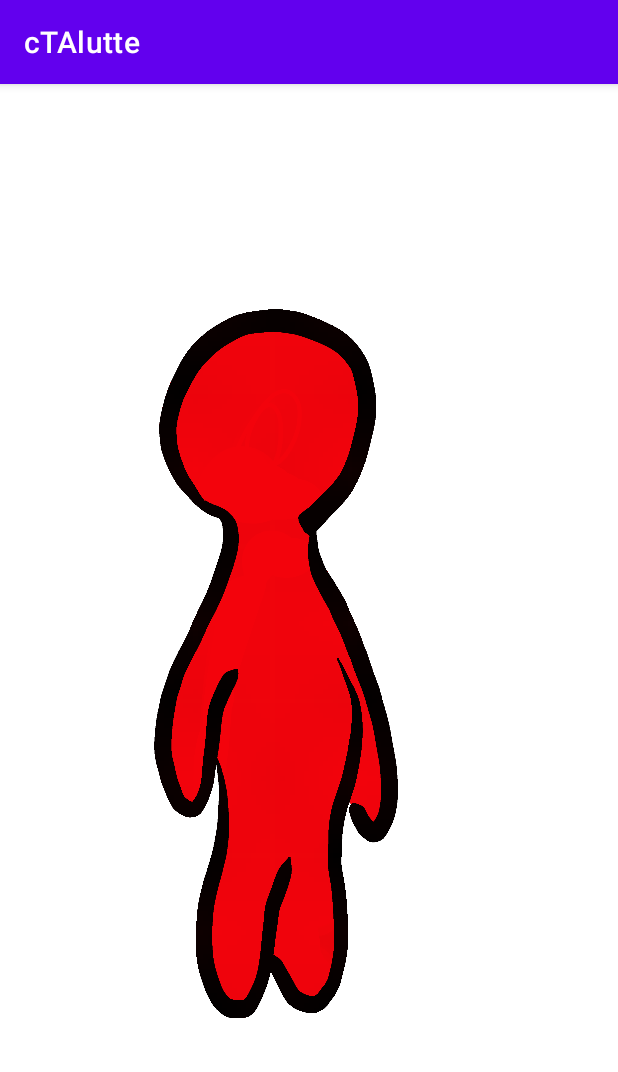
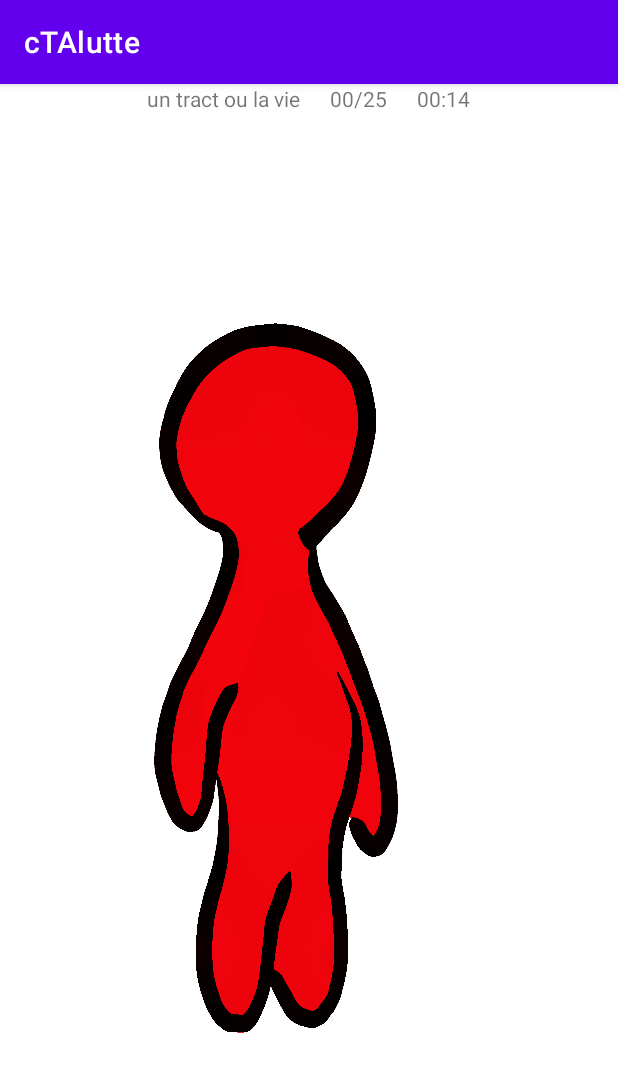
Before and after one commit to ArnoVoxel/cTAlutte, an Android app: the screen it shows after launch (MainActivity), on a phone screen of 412 x 824 dp. Shown: the top 1072 px of the screen. Run offline under Robolectric (Android 15) with nearby library versions, the phone set to English and light mode, and no system bars.

Commit message:
test d'un fragment pour le menu mais en java

```diff
--- a/app/build.gradle
+++ b/app/build.gradle
@@ -22,6 +22,7 @@ android {
             proguardFiles getDefaultProguardFile('proguard-android-optimize.txt'), 'proguard-rules.pro'
         }
     }
+
     compileOptions {
         sourceCompatibility JavaVersion.VERSION_1_8
         targetCompatibility JavaVersion.VERSION_1_8
@@ -38,6 +39,7 @@ dependencies {
     implementation 'com.google.android.material:material:1.6.0'
     implementation 'androidx.constraintlayout:constraintlayout:2.1.3'
     implementation 'pl.droidsonroids.gif:android-gif-drawable:1.2.22'
+    implementation 'androidx.databinding:databinding-runtime:7.2.0'
     testImplementation 'junit:junit:4.13.2'
     androidTestImplementation 'androidx.test.ext:junit:1.1.3'
     androidTestImplementation 'androidx.test.espresso:espresso-core:3.4.0'
--- a/app/src/main/java/com/example/ctalutte/MainActivity.kt
+++ b/app/src/main/java/com/example/ctalutte/MainActivity.kt
@@ -4,10 +4,15 @@ import androidx.appcompat.app.AppCompatActivity
 import android.graphics.drawable.Animatable
 import android.graphics.drawable.Animatable2
 import android.os.Bundle
+import android.view.View
+import androidx.fragment.app.Fragment
+
 
 class MainActivity : AppCompatActivity() {
     override fun onCreate(savedInstanceState: Bundle?) {
         super.onCreate(savedInstanceState)
         setContentView(R.layout.activity_main)
     }
+
+
 }
--- /dev/null
+++ b/app/src/main/java/com/example/ctalutte/MenuFragment.java
@@ -0,0 +1,15 @@
+package com.example.ctalutte;
+
+import android.os.Bundle;
+import android.view.LayoutInflater;
+import android.view.View;
+import android.view.ViewGroup;
+
+import androidx.fragment.app.Fragment;
+
+public class MenuFragment extends Fragment {
+    @Override public View onCreateView(LayoutInflater inflater, ViewGroup container, Bundle savedInstanceState) {
+        View view = inflater.inflate(R.layout.menu_fragment, container, false);
+        //Instancier vos composants graphiques ici (faites vos findViewById)
+        return view; }
+}
--- a/app/src/main/res/layout/activity_main.xml
+++ b/app/src/main/res/layout/activity_main.xml
@@ -16,6 +16,24 @@
         app:layout_constraintTop_toTopOf="parent" />
 
     <LinearLayout
+        android:layout_width="match_parent"
+        android:layout_height="match_parent"
+        android:orientation="vertical">
+
+        <LinearLayout
+            android:layout_width="match_parent"
+            android:layout_height="wrap_content"
+            android:orientation="horizontal">
+                <fragment
+                android:layout_width="match_parent"
+                android:layout_height="wrap_content"
+                android:id="@+id/menuFragment"
+                android:name="com.example.ctalutte.MenuFragment"
+                />
+
+        </LinearLayout>
+
+        <LinearLayout
             xmlns:android="http://schemas.android.com/apk/res/android"
             xmlns:tools="http://schemas.android.com/tools"
             android:layout_width="match_parent"
@@ -29,4 +47,6 @@
                 android:src="@drawable/bonhomme_marche" />
         </LinearLayout>
 
+    </LinearLayout>
+
 </androidx.constraintlayout.widget.ConstraintLayout>
--- /dev/null
+++ b/app/src/main/res/layout/menu_fragment.xml
@@ -0,0 +1,39 @@
+<?xml version="1.0" encoding="utf-8"?>
+<androidx.constraintlayout.widget.ConstraintLayout xmlns:android="http://schemas.android.com/apk/res/android"
+    android:layout_width="match_parent"
+    android:layout_height="match_parent">
+
+    <LinearLayout
+        android:layout_width="match_parent"
+        android:layout_height="wrap_content"
+        android:orientation="horizontal"
+        android:gravity="center_horizontal"
+        >
+
+        <TextView
+            android:id="@+id/name"
+            android:layout_width="wrap_content"
+            android:layout_height="wrap_content"
+            android:layout_marginEnd="20dp"
+            android:text="@string/tract"
+            />
+
+        <TextView
+            android:id="@+id/score"
+            android:layout_width="wrap_content"
+            android:layout_height="wrap_content"
+            android:layout_marginEnd="20dp"
+            android:text="@string/score"
+            />
+
+        <TextView
+            android:id="@+id/chrono"
+            android:layout_width="wrap_content"
+            android:layout_height="wrap_content"
+            android:text="@string/chrono"
+            />
+
+    </LinearLayout>
+
+
+</androidx.constraintlayout.widget.ConstraintLayout>
--- a/app/src/main/res/values/strings.xml
+++ b/app/src/main/res/values/strings.xml
@@ -1,3 +1,7 @@
 <resources>
     <string name="app_name">cTAlutte</string>
+    <string name="hello_blank_fragment">Hello blank fragment</string>
+    <string name="tract">un tract ou la vie</string>
+    <string name="score">00/25</string>
+    <string name="chrono">00:14</string>
 </resources>
```
Lines whose indentation alone changed are shown as unchanged.
